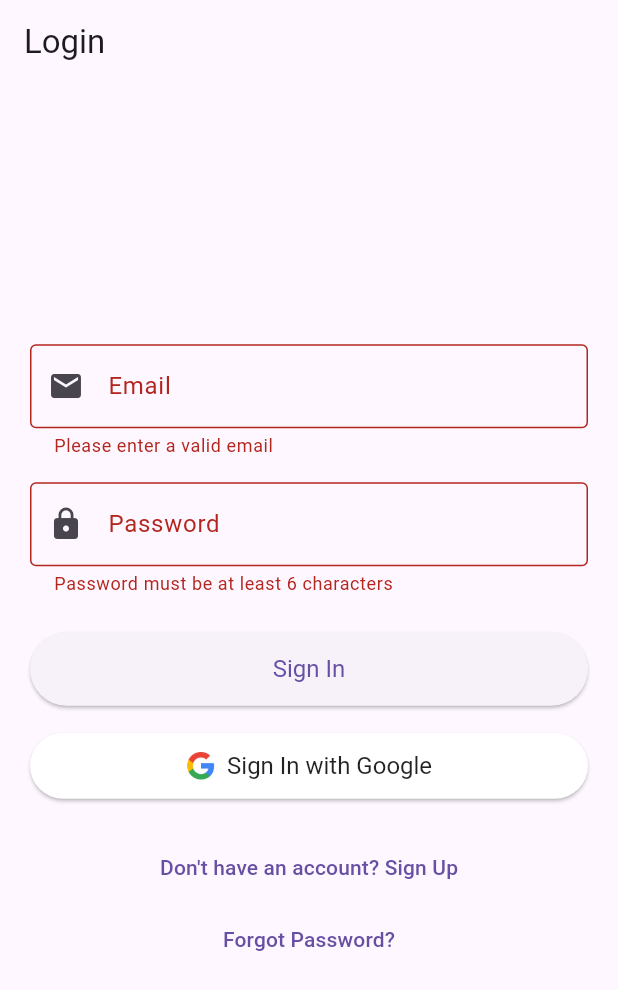
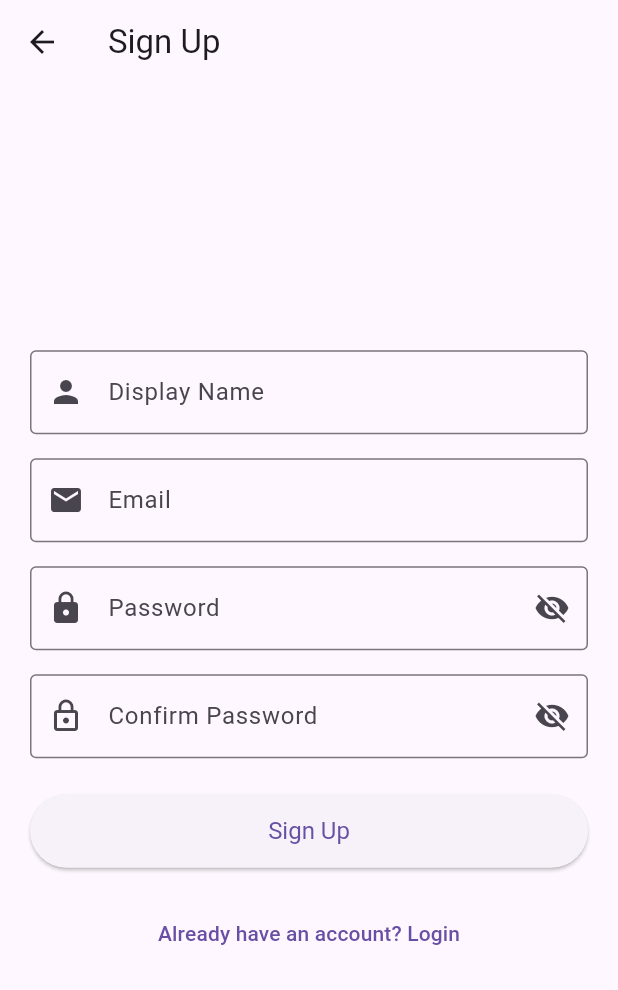
Before and after one commit to nguyenthanh29122003/thanhngx12-smart_watch_flutter, a Flutter app: the screen it shows after launch, after a tap on "Sign In", after a tap on "Don't have an account? Sign Up", on a phone screen of 412 x 824 dp. Shown: the top 990 px of the screen. Run offline on Flutter 3.47's test engine with Material 3 defaults, Android fonts, the phone set to English and light mode, and no system bars; our stand-ins replace cloud_firestore, connectivity_plus, firebase_auth, firebase_core, fl_chart, flutter_blue_plus and 8 more; accounts and stored records are empty.

Commit message:
Signup & Reset password

```diff
--- a/lib/l10n/app_en.arb
+++ b/lib/l10n/app_en.arb
@@ -180,5 +180,20 @@
   "loginFailedError": "Login Failed: {errorDetails}",
    "@loginFailedError": {
      "placeholders": { "errorDetails": { "type": "String", "example": "Invalid credentials" } }
-  }
+  },
+  "signUpTitle": "Sign Up",
+  "displayNameLabel": "Display Name",
+  "displayNameValidation": "Please enter your name",
+  "confirmPasswordLabel": "Confirm Password",
+  "confirmPasswordValidationEmpty": "Please confirm your password",
+  "confirmPasswordValidationMatch": "Passwords do not match",
+  "signUpButton": "Sign Up",
+  "loginPrompt": "Already have an account? Login",
+  "resetPasswordDialogTitle": "Reset Password",
+  "enterYourEmailHint": "Enter your account email",
+  "sendResetEmailButton": "Send Reset Email",
+  "resetEmailSentSuccess": "Password reset email sent to {email}. Please check your inbox (and spam folder).",
+  "@resetEmailSentSuccess": { "placeholders": { "email": { "type": "String" } } },
+  "resetEmailSentError": "Failed to send reset email: {errorDetails}",
+   "@resetEmailSentError": { "placeholders": { "errorDetails": { "type": "String" } } }
 }
--- /dev/null
+++ b/lib/screens/auth/signup_screen.dart
@@ -0,0 +1,232 @@
+// lib/screens/auth/signup_screen.dart
+import 'package:flutter/material.dart';
+import 'package:provider/provider.dart';
+import '../../providers/auth_provider.dart';
+import '../../generated/app_localizations.dart'; // Import l10n
+
+class SignUpScreen extends StatefulWidget {
+  const SignUpScreen({super.key});
+
+  @override
+  State<SignUpScreen> createState() => _SignUpScreenState();
+}
+
+class _SignUpScreenState extends State<SignUpScreen> {
+  final _formKey = GlobalKey<FormState>();
+  final _displayNameController = TextEditingController();
+  final _emailController = TextEditingController();
+  final _passwordController = TextEditingController();
+  final _confirmPasswordController = TextEditingController();
+  bool _obscurePassword = true;
+  bool _obscureConfirmPassword = true;
+
+  @override
+  void dispose() {
+    _displayNameController.dispose();
+    _emailController.dispose();
+    _passwordController.dispose();
+    _confirmPasswordController.dispose();
+    super.dispose();
+  }
+
+  Future<void> _signUp() async {
+    if (_formKey.currentState?.validate() ?? false) {
+      final authProvider = Provider.of<AuthProvider>(context, listen: false);
+      final l10n = AppLocalizations.of(context)!; // Lấy l10n
+
+      // Gọi hàm signUp từ AuthProvider
+      final success = await authProvider.createUserWithEmailAndPassword(
+        // <<< SỬA TÊN HÀM
+        _emailController.text.trim(),
+        _passwordController.text, // Truyền password
+        displayName: _displayNameController.text.trim(), // Truyền displayName
+      );
+
+      if (mounted) {
+        // Luôn kiểm tra mounted
+        if (!success) {
+          ScaffoldMessenger.of(context).showSnackBar(
+            SnackBar(
+              // Sử dụng một key dịch lỗi chung hoặc lỗi cụ thể từ provider
+              content:
+                  Text(authProvider.lastErrorMessage), // Lấy lỗi từ provider
+              backgroundColor: Colors.redAccent,
+            ),
+          );
+        }
+        // Nếu thành công, AuthWrapper sẽ tự điều hướng
+      }
+    }
+  }
+
+  @override
+  Widget build(BuildContext context) {
+    final authProvider = context.watch<AuthProvider>();
+    final isLoading = authProvider.status == AuthStatus.authenticating;
+    final l10n = AppLocalizations.of(context)!; // Lấy l10n
+
+    return Scaffold(
+      appBar: AppBar(
+        // <<< SỬA TITLE >>>
+        title: Text(l10n.signUpTitle), // TODO: Thêm key 'signUpTitle' vào .arb
+      ),
+      body: Center(
+        child: SingleChildScrollView(
+          padding: const EdgeInsets.all(20.0),
+          child: Form(
+            key: _formKey,
+            child: Column(
+              mainAxisAlignment: MainAxisAlignment.center,
+              crossAxisAlignment: CrossAxisAlignment.stretch,
+              children: <Widget>[
+                // --- Display Name Field ---
+                TextFormField(
+                  controller: _displayNameController,
+                  decoration: InputDecoration(
+                    // <<< SỬA LABEL >>>
+                    labelText: l10n
+                        .displayNameLabel, // TODO: Thêm key 'displayNameLabel'
+                    prefixIcon: const Icon(Icons.person),
+                    border: const OutlineInputBorder(),
+                  ),
+                  textCapitalization: TextCapitalization.words,
+                  validator: (value) {
+                    if (value == null || value.trim().isEmpty) {
+                      // <<< SỬA VALIDATION MESSAGE >>>
+                      return l10n
+                          .displayNameValidation; // TODO: Thêm key 'displayNameValidation'
+                    }
+                    return null;
+                  },
+                ),
+                const SizedBox(height: 16.0),
+
+                // --- Email Field ---
+                TextFormField(
+                  controller: _emailController,
+                  decoration: InputDecoration(
+                    labelText: l10n.emailLabel, // Dùng key đã có
+                    prefixIcon: const Icon(Icons.email),
+                    border: const OutlineInputBorder(),
+                  ),
+                  keyboardType: TextInputType.emailAddress,
+                  autovalidateMode: AutovalidateMode.onUserInteraction,
+                  validator: (value) {
+                    if (value == null ||
+                        value.trim().isEmpty ||
+                        !value.contains('@')) {
+                      return l10n.emailValidation; // Dùng key đã có
+                    }
+                    return null;
+                  },
+                ),
+                const SizedBox(height: 16.0),
+
+                // --- Password Field ---
+                TextFormField(
+                  controller: _passwordController,
+                  decoration: InputDecoration(
+                    labelText: l10n.passwordLabel, // Dùng key đã có
+                    prefixIcon: const Icon(Icons.lock),
+                    border: const OutlineInputBorder(),
+                    // <<< THÊM ICON HIỆN/ẨN MẬT KHẨU >>>
+                    suffixIcon: IconButton(
+                      icon: Icon(_obscurePassword
+                          ? Icons.visibility_off
+                          : Icons.visibility),
+                      onPressed: () {
+                        setState(() => _obscurePassword = !_obscurePassword);
+                      },
+                    ),
+                  ),
+                  obscureText: _obscurePassword, // <<< DÙNG BIẾN STATE
+                  autovalidateMode: AutovalidateMode.onUserInteraction,
+                  validator: (value) {
+                    if (value == null || value.isEmpty || value.length < 6) {
+                      return l10n.passwordValidation; // Dùng key đã có
+                    }
+                    return null;
+                  },
+                ),
+                const SizedBox(height: 16.0),
+
+                // --- Confirm Password Field ---
+                TextFormField(
+                  controller: _confirmPasswordController,
+                  decoration: InputDecoration(
+                    // <<< SỬA LABEL >>>
+                    labelText: l10n
+                        .confirmPasswordLabel, // TODO: Thêm key 'confirmPasswordLabel'
+                    prefixIcon:
+                        const Icon(Icons.lock_outline), // Icon khác chút
+                    border: const OutlineInputBorder(),
+                    // <<< THÊM ICON HIỆN/ẨN MẬT KHẨU >>>
+                    suffixIcon: IconButton(
+                      icon: Icon(_obscureConfirmPassword
+                          ? Icons.visibility_off
+                          : Icons.visibility),
+                      onPressed: () {
+                        setState(() =>
+                            _obscureConfirmPassword = !_obscureConfirmPassword);
+                      },
+                    ),
+                  ),
+                  obscureText: _obscureConfirmPassword, // <<< DÙNG BIẾN STATE
+                  autovalidateMode: AutovalidateMode.onUserInteraction,
+                  validator: (value) {
+                    if (value == null || value.isEmpty) {
+                      // <<< SỬA VALIDATION MESSAGE >>>
+                      return l10n
+                          .confirmPasswordValidationEmpty; // TODO: Thêm key 'confirmPasswordValidationEmpty'
+                    }
+                    if (value != _passwordController.text) {
+                      // <<< SỬA VALIDATION MESSAGE >>>
+                      return l10n
+                          .confirmPasswordValidationMatch; // TODO: Thêm key 'confirmPasswordValidationMatch'
+                    }
+                    return null;
+                  },
+                ),
+                const SizedBox(height: 24.0),
+
+                // --- Sign Up Button ---
+                ElevatedButton(
+                  onPressed: isLoading ? null : _signUp,
+                  style: ElevatedButton.styleFrom(
+                    padding: const EdgeInsets.symmetric(vertical: 15.0),
+                    textStyle: const TextStyle(fontSize: 16),
+                  ),
+                  child: isLoading
+                      ? const SizedBox(/* ... Indicator ... */)
+                      // <<< SỬA TEXT NÚT >>>
+                      : Text(
+                          l10n.signUpButton), // TODO: Thêm key 'signUpButton'
+                ),
+                const SizedBox(height: 20.0),
+
+                // --- Link to Login ---
+                TextButton(
+                  onPressed: isLoading
+                      ? null
+                      : () {
+                          // Quay lại màn hình Login
+                          if (Navigator.canPop(context)) {
+                            Navigator.pop(context);
+                          } else {
+                            // Dự phòng nếu không thể pop (ví dụ: vào thẳng màn Sign Up)
+                            Navigator.pushReplacementNamed(
+                                context, '/login'); // Giả sử có route '/login'
+                          }
+                        },
+                  // <<< SỬA TEXT LINK >>>
+                  child: Text(l10n
+                      .loginPrompt), // TODO: Thêm key 'loginPrompt' ("Already have an account? Login")
+                ),
+              ],
+            ),
+          ),
+        ),
+      ),
+    );
+  }
+}
--- a/lib/services/auth_service.dart
+++ b/lib/services/auth_service.dart
@@ -5,6 +5,7 @@ import 'package:google_sign_in/google_sign_in.dart';
 class AuthService {
   final FirebaseAuth _firebaseAuth = FirebaseAuth.instance;
   final GoogleSignIn _googleSignIn = GoogleSignIn();
+  FirebaseAuth get firebaseAuth => _firebaseAuth;
 
   // --- Stream để theo dõi trạng thái đăng nhập ---
   // Trả về User? (có thể null nếu chưa đăng nhập) khi trạng thái thay đổi
@@ -19,8 +20,8 @@ class AuthService {
     String password,
   ) async {
     try {
-      UserCredential userCredential = await _firebaseAuth
-          .signInWithEmailAndPassword(
+      UserCredential userCredential =
+          await _firebaseAuth.signInWithEmailAndPassword(
         email: email.trim(), // Trim để loại bỏ khoảng trắng thừa
         password: password,
       );
@@ -43,8 +44,8 @@ class AuthService {
     String password,
   ) async {
     try {
-      UserCredential userCredential = await _firebaseAuth
-          .createUserWithEmailAndPassword(
+      UserCredential userCredential =
+          await _firebaseAuth.createUserWithEmailAndPassword(
         email: email.trim(),
         password: password,
       );
@@ -134,16 +135,22 @@ class AuthService {
     }
   }
 
-  // --- (Tùy chọn) Gửi email đặt lại mật khẩu ---
+  // --- Gửi email đặt lại mật khẩu ---
   Future<void> sendPasswordResetEmail(String email) async {
     try {
-      await _firebaseAuth.sendPasswordResetEmail(email: email.trim());
-      print("Password reset email sent to $email");
+      await _firebaseAuth.sendPasswordResetEmail(
+          email: email.trim()); // <<< Thêm trim()
+      print("Password reset email sent successfully to $email");
     } on FirebaseAuthException catch (e) {
-      print("Error sending password reset email: ${e.code} - ${e.message}");
-      // throw AuthException(e.code);
+      // Ném lại lỗi để Provider xử lý và map thành message dễ hiểu
+      print(
+          "Error sending password reset email (AuthService): ${e.code} - ${e.message}");
+      throw e; // <<< Quan trọng: Ném lại lỗi
     } catch (e) {
-      print("An unexpected error occurred sending password reset email: $e");
+      print(
+          "An unexpected error occurred sending password reset email (AuthService): $e");
+      // Ném lại lỗi chung
+      throw Exception("Failed to send password reset email."); // Hoặc throw e;
     }
   }
 }
```
Also changed, not shown: lib/l10n/app_vi.arb (+14 -1 lines), lib/providers/auth_provider.dart (+154 -8 lines), lib/screens/auth/login_screen.dart (+88 -12 lines), lib/generated/app_localizations.dart, lib/generated/app_localizations_en.dart, lib/generated/app_localizations_vi.dart. Lines whose indentation alone changed are shown as unchanged.
